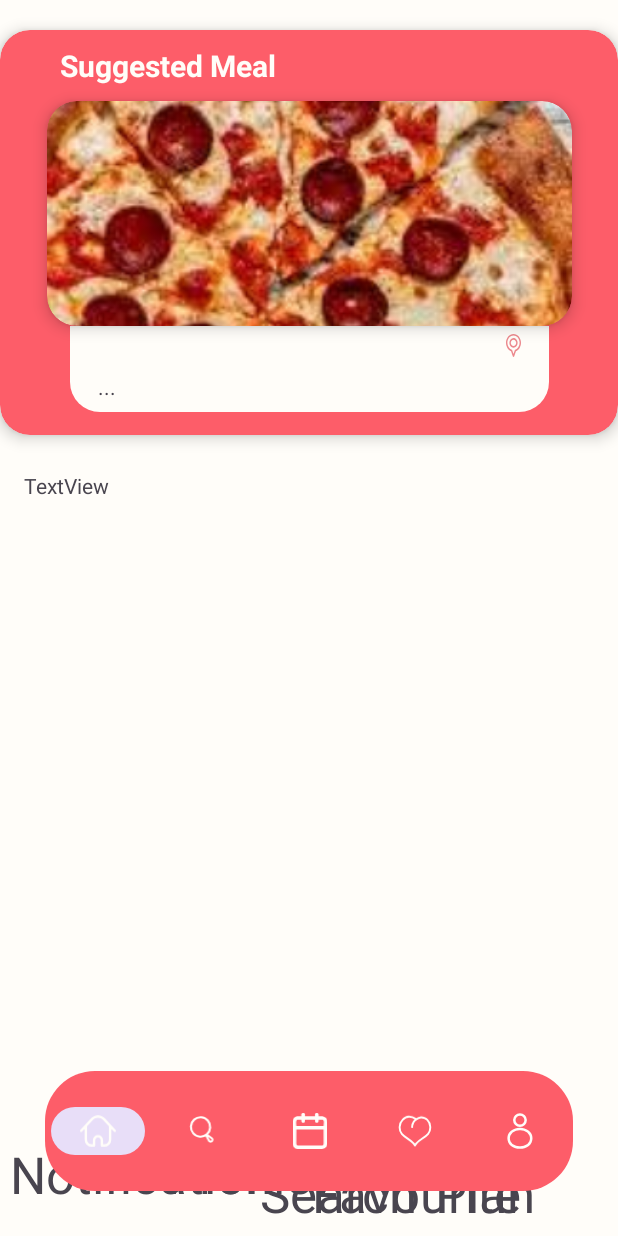
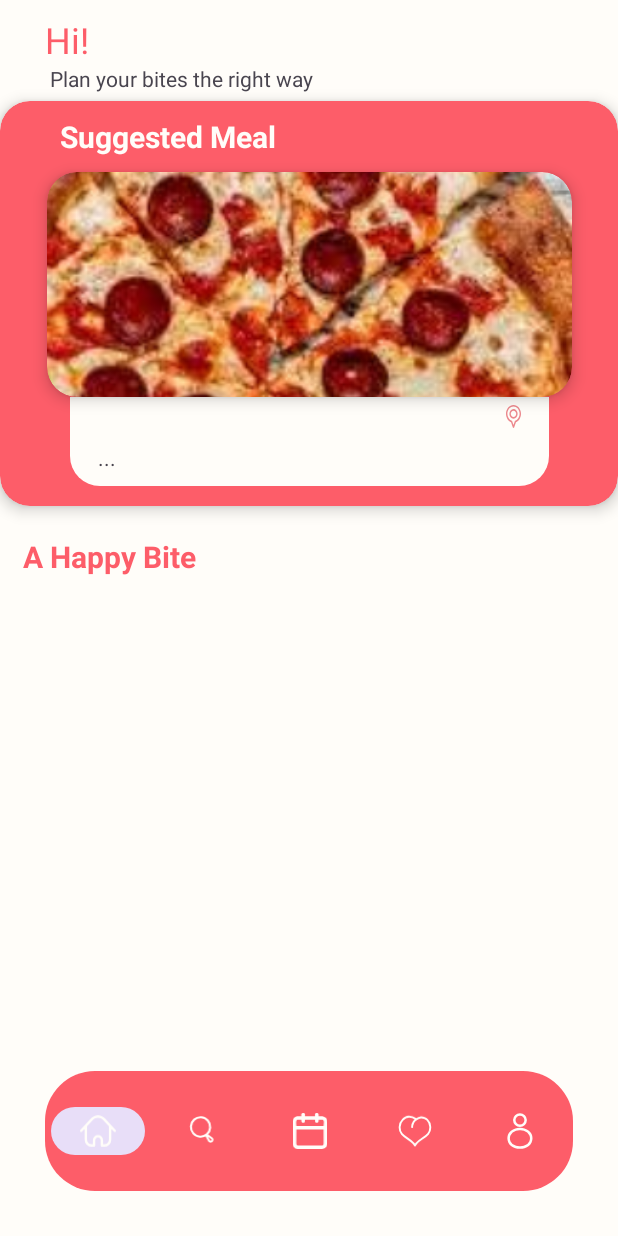
Before and after one commit to RofaidaSobhy/FoodPlannerApp_BiteRight, an Android app: the HomeFragment screen opened through its navigation route, on a phone screen of 412 x 824 dp. Run offline under Robolectric (Android 15) with nearby library versions, the phone set to English and light mode, and no system bars; our stand-ins replace navigation-ui; pictures from the network do not load; Roboto replaces fonts that are not available here; 4 statements that could not run were skipped.

Commit message:
Home Screen: update ui

```diff
--- a/app/src/main/java/com/example/biteright/home/view/HomeFragment.java
+++ b/app/src/main/java/com/example/biteright/home/view/HomeFragment.java
@@ -93,17 +93,17 @@ public class HomeFragment extends Fragment implements RandomMealView {
 
         initUI(view);
 
-        onClickListener(view);
+        //onClickListener(view);
 
 
     }
 
     private void initUI(View view){
-        txt_from_home_to_plan=view.findViewById(R.id.txt_from_home_to_plan);
-        txt_from_home_to_favourite=view.findViewById(R.id.txt_from_home_to_favourite);
-        txt_from_home_to_search=view.findViewById(R.id.txt_from_home_to_search);
-        txt_from_home_to_profile=view.findViewById(R.id.txt_from_home_to_profile);
-        txt_from_home_to_notification=view.findViewById(R.id.txt_from_home_to_notification);
+//        txt_from_home_to_plan=view.findViewById(R.id.txt_from_home_to_plan);
+//        txt_from_home_to_favourite=view.findViewById(R.id.txt_from_home_to_favourite);
+//        txt_from_home_to_search=view.findViewById(R.id.txt_from_home_to_search);
+//        txt_from_home_to_profile=view.findViewById(R.id.txt_from_home_to_profile);
+//        txt_from_home_to_notification=view.findViewById(R.id.txt_from_home_to_notification);
 
         randomMeal_image = view.findViewById(R.id.randomMeal_image);
         randomMeal_name = view.findViewById(R.id.randomMeal_name);
--- a/app/src/main/res/layout/fragment_home.xml
+++ b/app/src/main/res/layout/fragment_home.xml
@@ -11,17 +11,17 @@
         android:id="@+id/cardView"
         android:layout_width="match_parent"
         android:layout_height="270dp"
-        android:layout_marginTop="20dp"
+        android:layout_marginTop="5dp"
         app:cardBackgroundColor="@color/RedPinkMain"
         app:cardCornerRadius="20dp"
         app:cardElevation="6dp"
         app:layout_constraintEnd_toEndOf="parent"
         app:layout_constraintStart_toStartOf="parent"
-        app:layout_constraintTop_toTopOf="parent">
+        app:layout_constraintTop_toBottomOf="@+id/textView2">
 
         <androidx.constraintlayout.widget.ConstraintLayout
             android:layout_width="match_parent"
-            android:layout_height="match_parent">
+            android:layout_height="272dp">
 
             <TextView
                 android:id="@+id/textView"
@@ -130,79 +130,16 @@
         </androidx.constraintlayout.widget.ConstraintLayout>
     </androidx.cardview.widget.CardView>
 
-
-    <TextView
-        android:id="@+id/txt_from_home_to_plan"
-        android:layout_width="wrap_content"
-        android:layout_height="wrap_content"
-        android:text="Plan"
-        android:textSize="34sp"
-        app:layout_constraintBottom_toBottomOf="parent"
-        app:layout_constraintEnd_toEndOf="parent"
-        app:layout_constraintHorizontal_bias="0.84"
-        app:layout_constraintStart_toStartOf="parent"
-        app:layout_constraintTop_toTopOf="parent"
-        app:layout_constraintVertical_bias="0.992" />
-
-    <TextView
-        android:id="@+id/txt_from_home_to_search"
-        android:layout_width="wrap_content"
-        android:layout_height="wrap_content"
-        android:text="Search"
-        android:textSize="34sp"
-        app:layout_constraintBottom_toBottomOf="parent"
-        app:layout_constraintEnd_toEndOf="parent"
-        app:layout_constraintHorizontal_bias="0.563"
-        app:layout_constraintStart_toStartOf="parent"
-        app:layout_constraintTop_toTopOf="parent"
-        app:layout_constraintVertical_bias="0.992" />
-
-    <TextView
-        android:id="@+id/txt_from_home_to_profile"
-        android:layout_width="wrap_content"
-        android:layout_height="wrap_content"
-        android:text="Profile"
-        android:textSize="34sp"
-        app:layout_constraintBottom_toBottomOf="parent"
-        app:layout_constraintEnd_toEndOf="parent"
-        app:layout_constraintHorizontal_bias="0.353"
-        app:layout_constraintStart_toStartOf="parent"
-        app:layout_constraintTop_toTopOf="parent"
-        app:layout_constraintVertical_bias="0.976" />
-
-    <TextView
-        android:id="@+id/txt_from_home_to_notification"
-        android:layout_width="wrap_content"
-        android:layout_height="wrap_content"
-        android:text="Notification"
-        android:textSize="34sp"
-        app:layout_constraintBottom_toBottomOf="parent"
-        app:layout_constraintEnd_toEndOf="parent"
-        app:layout_constraintHorizontal_bias="0.029"
-        app:layout_constraintStart_toStartOf="parent"
-        app:layout_constraintTop_toTopOf="parent"
-        app:layout_constraintVertical_bias="0.976" />
-
-    <TextView
-        android:id="@+id/txt_from_home_to_favourite"
-        android:layout_width="wrap_content"
-        android:layout_height="wrap_content"
-        android:text="Favourite"
-        android:textSize="34sp"
-        app:layout_constraintBottom_toBottomOf="parent"
-        app:layout_constraintEnd_toEndOf="parent"
-        app:layout_constraintHorizontal_bias="0.764"
-        app:layout_constraintStart_toStartOf="parent"
-        app:layout_constraintTop_toTopOf="parent"
-        app:layout_constraintVertical_bias="0.992" />
-
     <TextView
         android:id="@+id/textView5"
         android:layout_width="wrap_content"
         android:layout_height="wrap_content"
-        android:layout_marginStart="16dp"
-        android:layout_marginTop="24dp"
-        android:text="TextView"
+        android:layout_marginStart="15dp"
+        android:layout_marginTop="20dp"
+        android:text="@string/AHappyBite"
+        android:textColor="@color/RedPinkMain"
+        android:textSize="20sp"
+        android:textStyle="bold"
         app:layout_constraintStart_toStartOf="parent"
         app:layout_constraintTop_toBottomOf="@+id/cardView" />
 
@@ -217,4 +154,38 @@
         app:layout_constraintStart_toStartOf="parent"
         app:layout_constraintTop_toBottomOf="@+id/textView5" />
 
+    <TextView
+        android:id="@+id/textView3"
+        android:layout_width="wrap_content"
+        android:layout_height="wrap_content"
+        android:layout_marginStart="30dp"
+        android:layout_marginTop="10dp"
+        android:text="@string/Hi"
+        android:textColor="@color/RedPinkMain"
+        android:textSize="24sp"
+        android:textStyle="normal"
+        app:layout_constraintStart_toStartOf="parent"
+        app:layout_constraintTop_toTopOf="parent" />
+
+    <TextView
+        android:id="@+id/txt_userName"
+        android:layout_width="wrap_content"
+        android:layout_height="wrap_content"
+        android:layout_marginStart="5dp"
+        android:textColor="@color/RedPinkMain"
+        android:textSize="24sp"
+        app:layout_constraintStart_toEndOf="@+id/textView3"
+        app:layout_constraintTop_toTopOf="@+id/textView3"
+        tools:text="Name" />
+
+    <TextView
+        android:id="@+id/textView2"
+        android:layout_width="wrap_content"
+        android:layout_height="wrap_content"
+        android:text="@string/slogan"
+        android:textSize="14sp"
+        android:textStyle="normal"
+        app:layout_constraintStart_toStartOf="@+id/textView3"
+        app:layout_constraintTop_toBottomOf="@+id/textView3" />
+
 </androidx.constraintlayout.widget.ConstraintLayout>
--- a/app/src/main/res/values/strings.xml
+++ b/app/src/main/res/values/strings.xml
@@ -18,4 +18,6 @@
     <string name="Confirm_Password">Confirm Password</string>
     <string name="Email">Email</string>
     <string name="Skip">Skip</string>
+    <string name="AHappyBite">A Happy Bite</string>
+    <string name="Hi">Hi!</string>
 </resources>
```
